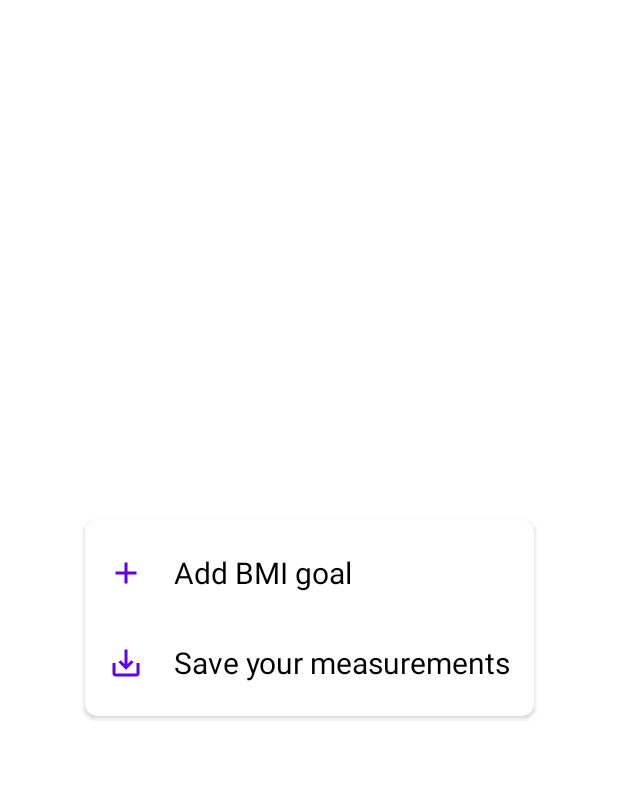
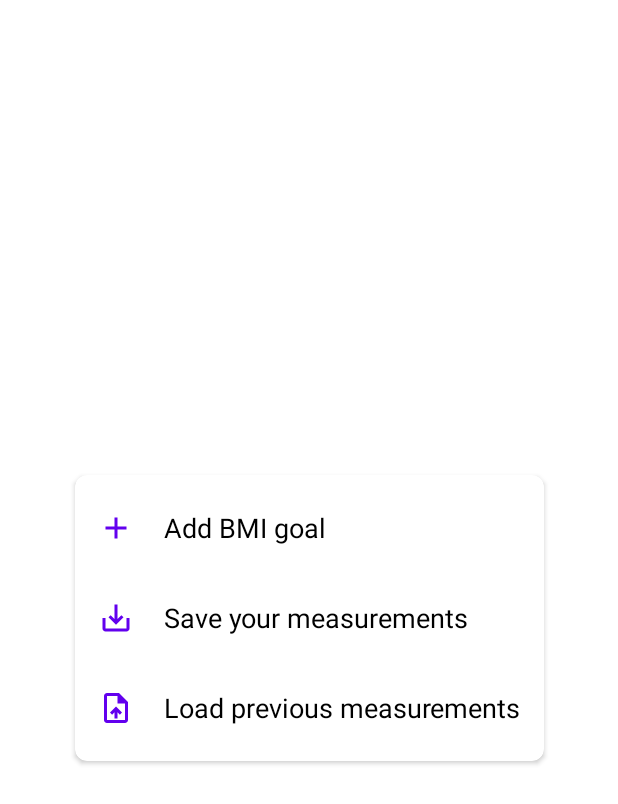
Before and after one commit to ustall/BMI_Manager, an Android app: the layout more_popup.xml on its own in the app's theme, with its tools: preview values and no code run, on a phone screen of 412 x 824 dp. Shown: the top 804 px of the screen. Run offline under Robolectric (Android 15) with nearby library versions, the phone set to English and light mode, and no system bars.

Commit message:
Update new features and refactoring

```diff
--- a/app/build.gradle.kts
+++ b/app/build.gradle.kts
@@ -1,6 +1,7 @@
 plugins {
     id("com.android.application")
     id("org.jetbrains.kotlin.android")
+    id ("kotlin-kapt")
 }
 
 android {
@@ -36,7 +37,6 @@ android {
 }
 
 dependencies {
-
     implementation("androidx.core:core-ktx:1.10.1")
     implementation("androidx.appcompat:appcompat:1.6.1")
     implementation("com.google.android.material:material:1.9.0")
@@ -44,4 +44,7 @@ dependencies {
     testImplementation("junit:junit:4.13.2")
     androidTestImplementation("androidx.test.ext:junit:1.1.5")
     androidTestImplementation("androidx.test.espresso:espresso-core:3.5.1")
+    //room
+    implementation("androidx.room:room-runtime:2.6.1")
+    annotationProcessor("androidx.room:room-compiler:2.6.1")
 }
--- /dev/null
+++ b/app/src/main/res/drawable/baseline_upload_file_24.xml
@@ -0,0 +1,5 @@
+<vector android:height="24dp" android:tint="#000000"
+    android:viewportHeight="24" android:viewportWidth="24"
+    android:width="24dp" xmlns:android="http://schemas.android.com/apk/res/android">
+    <path android:fillColor="@android:color/white" android:pathData="M14,2L6,2c-1.1,0 -1.99,0.9 -1.99,2L4,20c0,1.1 0.89,2 1.99,2L18,22c1.1,0 2,-0.9 2,-2L20,8l-6,-6zM18,20L6,20L6,4h7v5h5v11zM8,15.01l1.41,1.41L11,14.84L11,19h2v-4.16l1.59,1.59L16,15.01 12.01,11z"/>
+</vector>
--- a/app/src/main/res/layout/more_popup.xml
+++ b/app/src/main/res/layout/more_popup.xml
@@ -42,7 +42,7 @@
                 android:layout_height="wrap_content"
                 android:text="@string/add_bmi_goal"
                 android:textColor="?attr/colorOnSurface"
-                android:textSize="20sp"
+                android:textSize="18sp"
                 android:layout_gravity="center"/>
             </LinearLayout>
 
@@ -69,8 +69,34 @@
                     android:layout_margin="10dp"
                     android:text="@string/save_your_measurements"
                     android:textColor="?attr/colorOnSurface"
-                    android:textSize="20sp" />
-        </LinearLayout>
+                    android:textSize="18sp" />
+            </LinearLayout>
+
+            <LinearLayout
+                android:id="@+id/load_button"
+                android:layout_width="match_parent"
+                android:layout_height="60dp"
+                android:orientation="horizontal"
+                tools:ignore="UseCompoundDrawables"
+                android:foreground="?attr/selectableItemBackground">
+                <ImageView
+                    android:layout_width="wrap_content"
+                    android:layout_height="wrap_content"
+                    android:layout_gravity="center_vertical"
+                    android:layout_margin="10dp"
+                    android:src="@drawable/baseline_upload_file_24"
+                    app:tint="?attr/colorPrimary"
+                    android:contentDescription="@string/add_bmi_goal" />
+
+                <TextView
+                    android:layout_width="wrap_content"
+                    android:layout_height="wrap_content"
+                    android:layout_gravity="center"
+                    android:layout_margin="10dp"
+                    android:text="@string/load_previous_measurements"
+                    android:textColor="?attr/colorOnSurface"
+                    android:textSize="18sp" />
+            </LinearLayout>
         </LinearLayout>
     </androidx.cardview.widget.CardView>
 </androidx.constraintlayout.widget.ConstraintLayout>
--- a/app/src/main/res/values/strings.xml
+++ b/app/src/main/res/values/strings.xml
@@ -14,4 +14,5 @@
     <string name="save_your_measurements">Save your measurements</string>
     <string name="bmi_goal">BMI Goal</string>
     <string name="y_bmi_goal">Your BMI Goal.\nTo hide, long-tap this window.</string>
+    <string name="load_previous_measurements">Load previous measurements</string>
 </resources>
```
Also changed, not shown: app/src/main/java/com/example/itmmanager/MainActivity.kt (+40 -16 lines).
